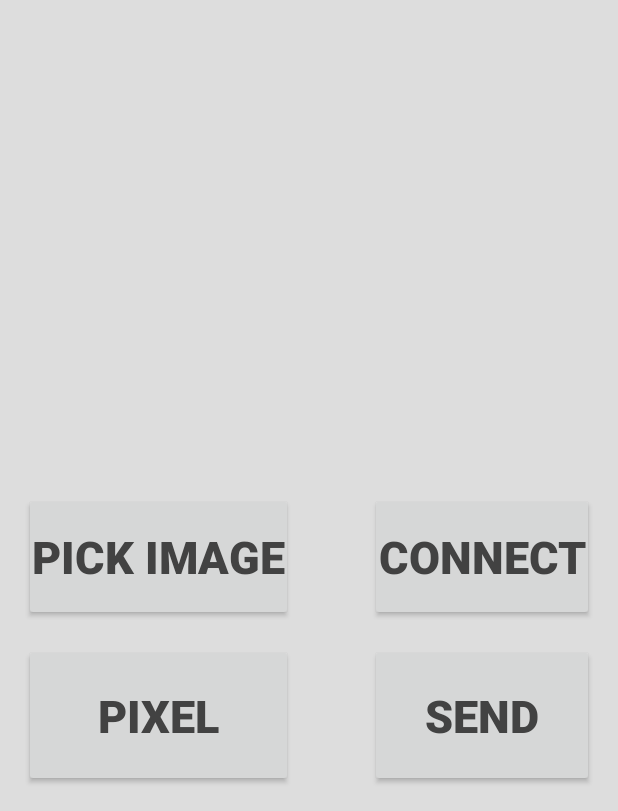
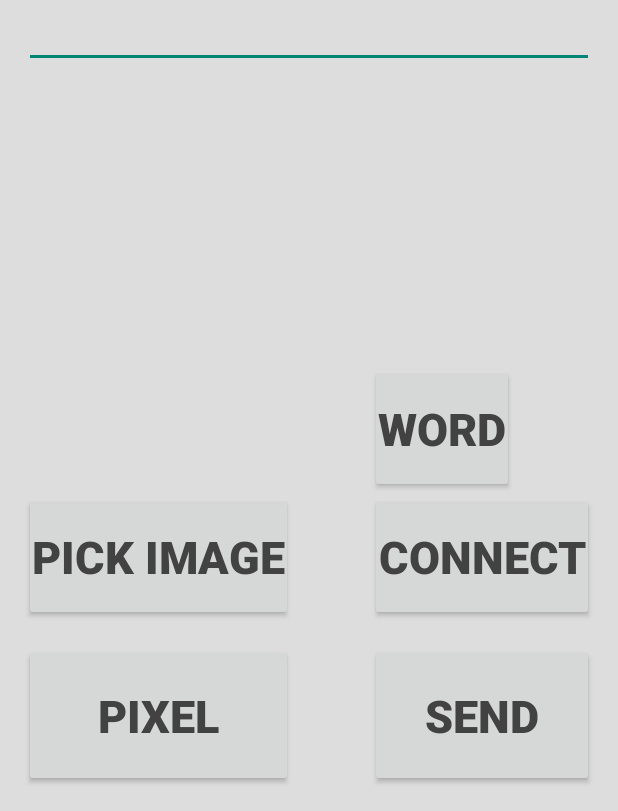
Before and after one commit to Laydas/ImagePixel, an Android app: the MainActivity screen opened directly, with no data from a screen before it, on a phone screen of 412 x 824 dp, the part 425-1236 px from its top. Run offline under Robolectric (Android 15) with nearby library versions, the phone set to English and light mode, and no system bars; 3 statements that could not run were skipped.

Commit message:
Added the ability to send words to the board

```diff
--- a/app/src/main/java/com/example/iain/imagepixel/MainActivity.java
+++ b/app/src/main/java/com/example/iain/imagepixel/MainActivity.java
@@ -21,6 +21,7 @@ import android.view.Menu;
 import android.view.MenuItem;
 import android.view.View;
 import android.widget.Button;
+import android.widget.EditText;
 import android.widget.ImageView;
 import android.widget.Toast;
 
@@ -42,7 +43,7 @@ public class MainActivity extends AppCompatActivity {
     private Bitmap operation;
 
     // BLUETOOTH SECTION
-    Button btnSend, btnConnect, btnPixel, btnLoad;
+    Button btnSend, btnConnect, btnPixel, btnLoad, btnWord;
     String address = null;
     private ProgressDialog progress;
     BluetoothAdapter myBluetooth = null;
@@ -70,6 +71,7 @@ public class MainActivity extends AppCompatActivity {
         btnSend = (Button) findViewById(R.id.btn_send);
         btnPixel = (Button) findViewById(R.id.btn_pixel);
         btnLoad = (Button) findViewById(R.id.btn_load);
+        btnWord = (Button) findViewById(R.id.btn_word);
 
         new ConnectBT().execute();
 
@@ -101,7 +103,12 @@ public class MainActivity extends AppCompatActivity {
             }
         });
 
-
+        btnWord.setOnClickListener(new View.OnClickListener() {
+            @Override
+            public void onClick(View v) {
+                sendWord();
+            }
+        });
     }
 
     @Override
@@ -145,6 +152,20 @@ public class MainActivity extends AppCompatActivity {
                         btSocket.getOutputStream().write(blueSend[i][j].getBytes());
                     }
                 }
+                try {Thread.sleep(25); }catch (InterruptedException e) {msg("Error");}
+                btSocket.getOutputStream().write("~".toString().getBytes());
+            } catch (IOException e) {
+                msg("Error");
+            }
+        }
+    }
+
+    private void sendWord() {
+        final EditText edit = (EditText) findViewById(R.id.wordText);
+        if(btSocket != null) {
+            try {
+                btSocket.getOutputStream().write("!~!".toString().getBytes());
+                btSocket.getOutputStream().write(edit.getText().toString().getBytes());
                 try {Thread.sleep(25); }catch (InterruptedException e) {msg("Error");}
                 btSocket.getOutputStream().write("~".toString().getBytes());
             } catch (IOException e) {
--- a/app/src/main/res/layout/activity_main.xml
+++ b/app/src/main/res/layout/activity_main.xml
@@ -96,4 +96,30 @@
         android:paddingLeft="5dp"
         android:paddingRight="5dp" />
 
+    <EditText
+        android:layout_width="fill_parent"
+        android:layout_height="wrap_content"
+        android:id="@+id/wordText"
+        android:layout_below="@+id/imageView"
+        android:layout_alignParentLeft="false"
+        android:layout_alignParentStart="true" />
+
+    <Button
+        android:layout_width="wrap_content"
+        android:layout_height="85dp"
+        android:text="@string/btn_word"
+        android:id="@+id/btn_word"
+        android:layout_below="@+id/editText"
+        android:layout_alignLeft="@+id/btn_bluetooth"
+        android:layout_alignStart="@+id/btn_bluetooth"
+        android:layout_above="@+id/btn_bluetooth"
+        android:layout_alignRight="@+id/editText"
+        android:layout_alignEnd="@+id/editText"
+        android:paddingLeft="5dp"
+        android:paddingRight="5dp"
+        android:textStyle="bold"
+        android:textSize="30sp"
+        android:textColor="#424242"
+        android:elevation="0dp" />
+
 </RelativeLayout>
--- a/app/src/main/res/values/strings.xml
+++ b/app/src/main/res/values/strings.xml
@@ -9,4 +9,5 @@
     <string name="text_paired">Paired Devices</string>
     <string name="btn_paired">Paired Devices</string>
     <string name="btn_tomain">To Main</string>
+    <string name="btn_word">Word</string>
 </resources>
```
Also changed, not shown: 1 other file.
